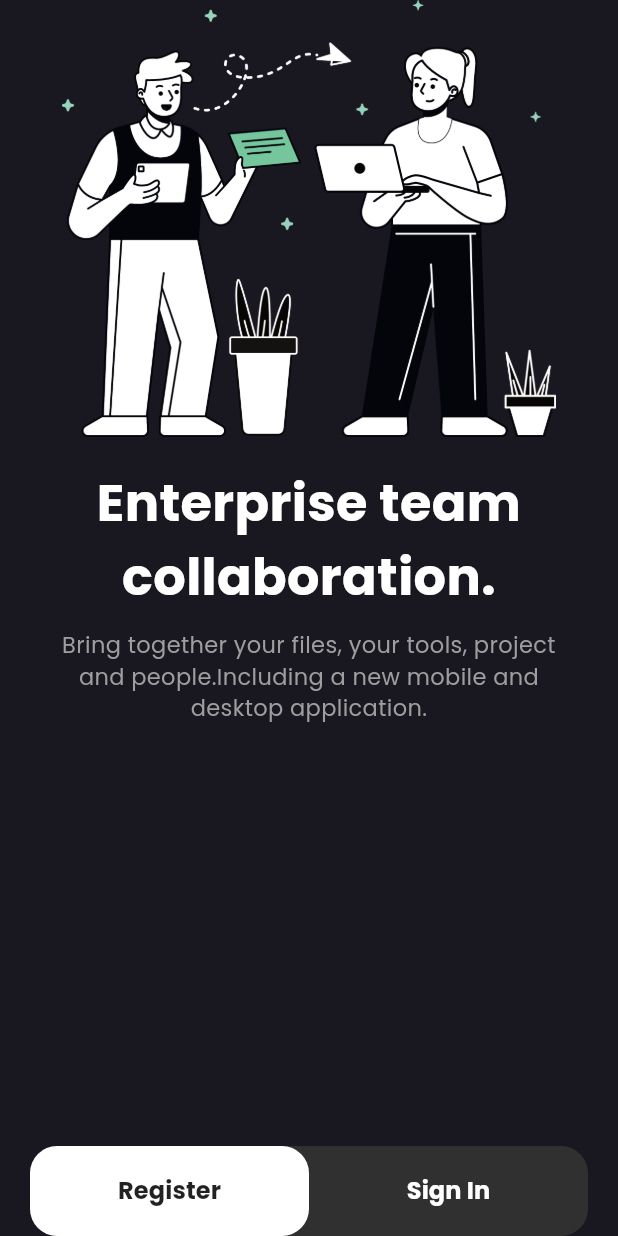
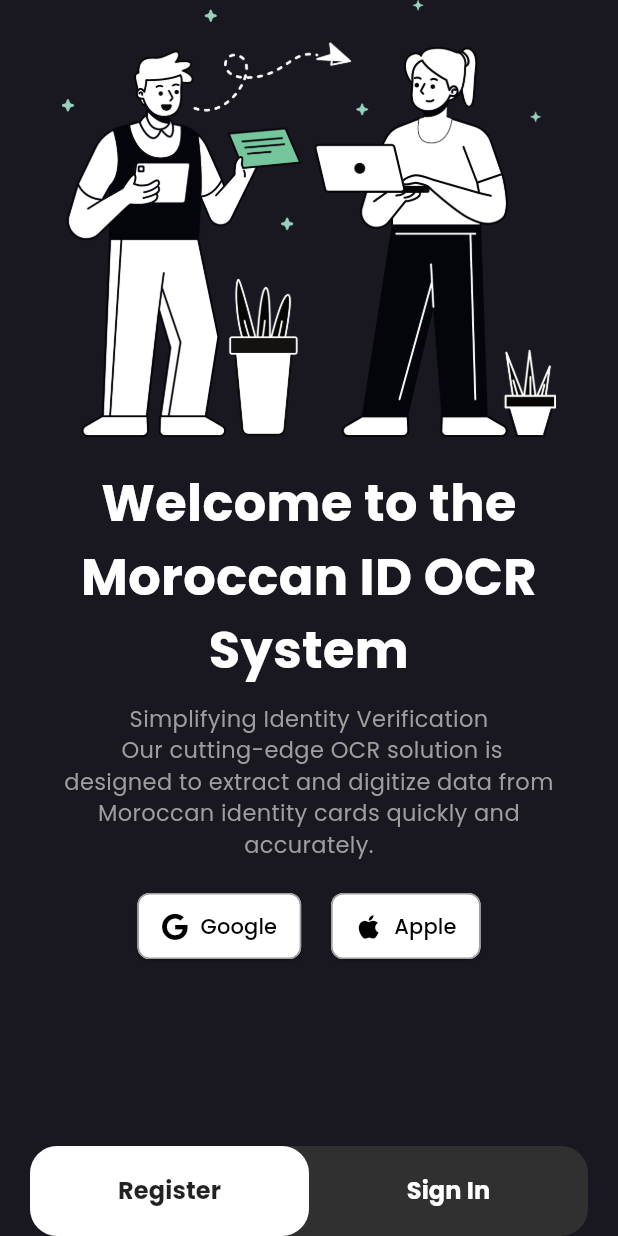
Before and after one commit to mocro-mafia/ocr-microservices, a Flutter app: the screen it shows after launch, on a phone screen of 412 x 824 dp. Run offline on Flutter 3.47's test engine with Material 3 defaults, Android fonts, the light colour scheme and no system bars; our stand-ins replace firebase_auth, firebase_core, flutter_svg_provider, font_awesome_flutter, google_fonts, hive and 2 more; missing offline and left inert: firebase_ui_auth; accounts and stored records are empty.

```diff
--- a/clients/mobile/mobile/lib/screens/register_page.dart
+++ b/clients/mobile/mobile/lib/screens/register_page.dart
@@ -59,7 +59,7 @@ class _RegisterPageState extends State<RegisterPage> {
                           ),
                           MyTextField(
                             hintText: 'Last Name',
-                            inputType: TextInputType.lastname,
+                            inputType: TextInputType.name,
                           ),
                           MyTextField(
                             hintText: 'Email',
--- a/clients/mobile/mobile/lib/screens/welcome_page.dart
+++ b/clients/mobile/mobile/lib/screens/welcome_page.dart
@@ -3,6 +3,7 @@ import 'package:flutter/material.dart';
 import '../constants.dart';
 import '../screens/screen.dart';
 import '../widgets/widget.dart';
+import 'package:font_awesome_flutter/font_awesome_flutter.dart';
 
 class WelcomePage extends StatelessWidget {
   @override
@@ -29,7 +30,7 @@ class WelcomePage extends StatelessWidget {
                       height: 20,
                     ),
                     Text(
-                      "Enterprise team\ncollaboration.",
+                      "Welcome to the Moroccan ID OCR System",
                       style: kHeadline,
                       textAlign: TextAlign.center,
                     ),
@@ -39,11 +40,28 @@ class WelcomePage extends StatelessWidget {
                     Container(
                       width: MediaQuery.of(context).size.width * 0.8,
                       child: Text(
-                        "Bring together your files, your tools, project and people.Including a new mobile and desktop application.",
+                        "Simplifying Identity Verification\n Our cutting-edge OCR solution is designed to extract and digitize data from Moroccan identity cards quickly and accurately.",
                         style: kBodyText,
                         textAlign: TextAlign.center,
                       ),
-                    )
+                    ),
+                    SizedBox(
+                      height: 20,
+                    ),
+                    Row(
+                      mainAxisAlignment: MainAxisAlignment.center,
+                      children: [
+                        _socialButton(
+                            'Google',
+                            const Icon(FontAwesomeIcons.google,
+                                color: Colors.black)),
+                        const SizedBox(width: 20),
+                        _socialButton(
+                            'Apple',
+                            const Icon(FontAwesomeIcons.apple,
+                                color: Colors.black)),
+                      ],
+                    ),
                   ],
                 ),
               ),
@@ -91,4 +109,24 @@ class WelcomePage extends StatelessWidget {
       ),
     );
   }
+
+   // Social Button Widget
+  Widget _socialButton(String text, Icon icon) {
+    return ElevatedButton.icon(
+      onPressed: () {},
+      icon: icon,
+      label: Text(
+        text,
+        style: const TextStyle(color: Colors.black),
+      ),
+      style: ElevatedButton.styleFrom(
+        backgroundColor: Colors.white,
+        padding: const EdgeInsets.symmetric(horizontal: 16, vertical: 12),
+        side: const BorderSide(color: Colors.grey),
+        shape: RoundedRectangleBorder(
+          borderRadius: BorderRadius.circular(8),
+        ),
+      ),
+    );
+  }
 }
--- a/clients/mobile/mobile/lib/service/web_service.dart
+++ b/clients/mobile/mobile/lib/service/web_service.dart
@@ -5,7 +5,7 @@ import 'package:http/http.dart' as http;
 import 'package:hive/hive.dart';
 
 import '../model/failure.dart';
-import 'user.dart';
+import 'users.dart';
 
 class WebService {
 
@@ -19,7 +19,7 @@ class WebService {
           body: json.encode(data),
           headers: <String, String>{'Content-Type': 'application/json'});
       if (response.statusCode == 200) {
-        User user = User.fromJson(json.decode(response.body));
+        Users user = Users.fromJson(json.decode(response.body));
 
         // Store user data in Hive
         var box = Hive.box('userBox');
@@ -50,7 +50,7 @@ class WebService {
     return result;
   }
 
-  static User? getStoredUser() {
+  static Users? getStoredUser() {
     var box = Hive.box('userBox');
     return box.get('user');
   }
--- a/clients/mobile/mobile/pubspec.yaml
+++ b/clients/mobile/mobile/pubspec.yaml
@@ -42,6 +42,10 @@ dependencies:
   flutter_svg_provider: ^1.0.7
   hive_flutter: ^1.1.0
   hive_generator: ^2.0.1
+  font_awesome_flutter: ^10.8.0
+  firebase_core: ^3.10.1
+  firebase_auth: ^5.4.1
+  firebase_ui_auth: ^1.16.1
 
 dev_dependencies:
   flutter_test:
```
Also changed, not shown: clients/mobile/mobile/lib/main.dart (+8 -0 lines), clients/mobile/mobile/lib/screens/signin_page.dart (+26 -18 lines), clients/mobile/mobile/lib/service/users.dart (renamed from clients/mobile/mobile/lib/service/user.dart, +5 -5 lines), clients/mobile/mobile/firebase.json (added), clients/mobile/mobile/lib/firebase_options.dart (added), clients/mobile/mobile/lib/service/users.g.dart, clients/mobile/mobile/pubspec.lock, 9 other files.
